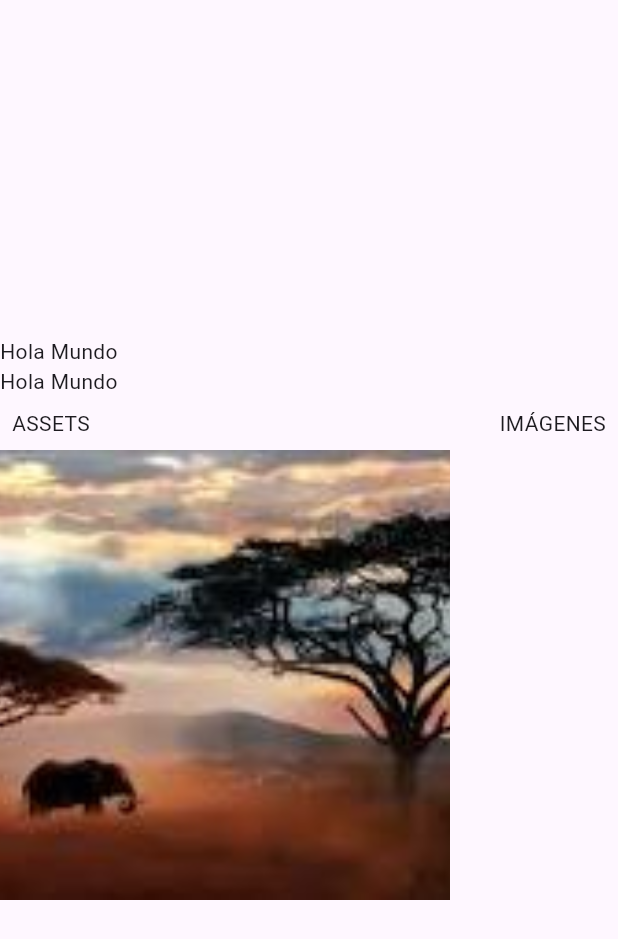
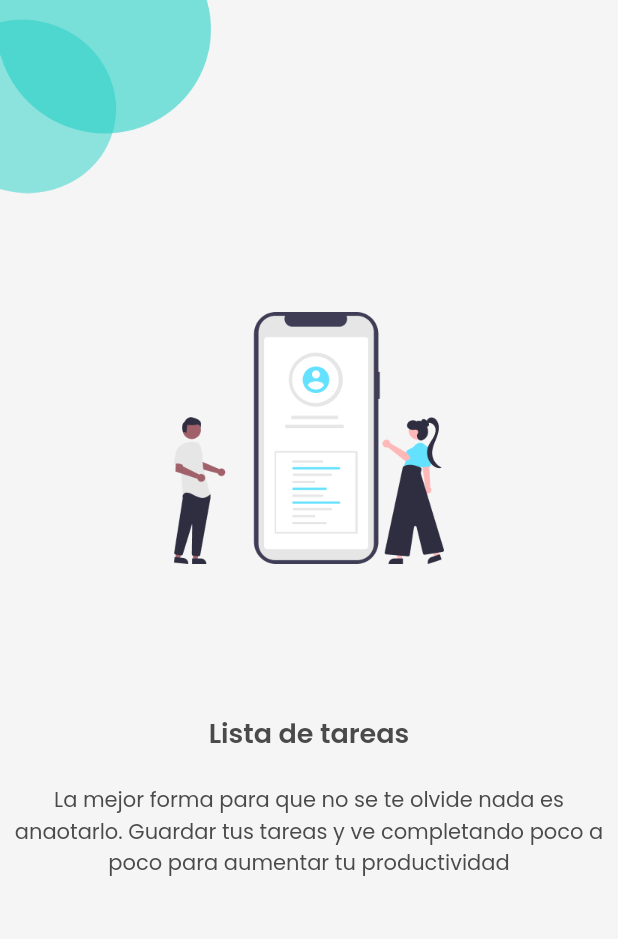
Before and after one commit to juan-em/Proy.Flutter-AMM_AllProyects, a Flutter app: the SplashPage screen opened directly, on a phone screen of 412 x 824 dp. Shown: the top 939 px of the screen. Run offline on Flutter 3.47's test engine with Material 2 defaults, Android fonts, the phone set to English and light mode, and no system bars.

Commit message:
lab completo

```diff
--- a/lib/app/view/splash.dart
+++ b/lib/app/view/splash.dart
@@ -3,28 +3,40 @@ import 'package:flutter/material.dart';
 class SplashPage extends StatelessWidget {
   @override
   Widget build(BuildContext context) {
-    return const Scaffold(
-      body: SafeArea(
-        child: Column(
-          mainAxisAlignment: MainAxisAlignment.center,
-          crossAxisAlignment: CrossAxisAlignment.start,
+    return Scaffold(
+      body: Column(children: [
+        Row(
           children: [
-            Text('Hola Mundo'),
-            Text('Hola Mundo'),
-            Padding(
-              padding: EdgeInsets.all(8.0),
-              child: Row(
-                mainAxisAlignment: MainAxisAlignment.spaceBetween,
-                children: [
-                  Text('ASSETS'),
-                  Text('IMÁGENES'),
-                ],
-              ),
+            Image.asset(
+              'assets/images/Vector.png',
+              width: 141,
+              height: 129,
             ),
-            Image(image: AssetImage('assets/img2.jpg'), width: 300, height: 300, fit: BoxFit.cover),
           ],
         ),
-      ),
+        const SizedBox(height: 79),
+        Image.asset(
+          'assets/images/onboarding-image.png',
+          width: 180,
+          height: 168,
+        ),
+        const SizedBox(
+          height: 99,
+        ),
+        Text('Lista de tareas',
+            style: Theme.of(context)
+                .textTheme
+                .bodyMedium!
+                .copyWith(fontSize: 18, fontWeight: FontWeight.w600)),
+        const SizedBox(
+          height: 21,
+        ),
+        const Padding(padding: EdgeInsets.symmetric(horizontal: 32)),
+        const Text(
+          'La mejor forma para que no se te olvide nada es anaotarlo. Guardar tus tareas y ve completando poco a poco para aumentar tu productividad',
+          textAlign: TextAlign.center,
+        )
+      ]),
     );
   }
 }
```
Also changed, not shown: lib/app/app.dart (+11 -2 lines), lib/app/view/bienvenida.dart (+9 -14 lines), pubspec.yaml (+14 -1 lines), assets/background_image.jpg (deleted), assets/fonts/Pacifico.ttf (added), assets/fonts/Poppins-Bold.ttf (added), assets/fonts/Poppins-Light.ttf (added), assets/fonts/Poppins-Regular.ttf (added), assets/fonts/Poppins-SemiBold.ttf (added), assets/images/Vector.png (added), assets/images/background_image.jpg (added), assets/images/gorra.png (renamed from assets/gorra.png), assets/images/logo.png (added), assets/images/onboarding-image.png (added), 1 more files.
